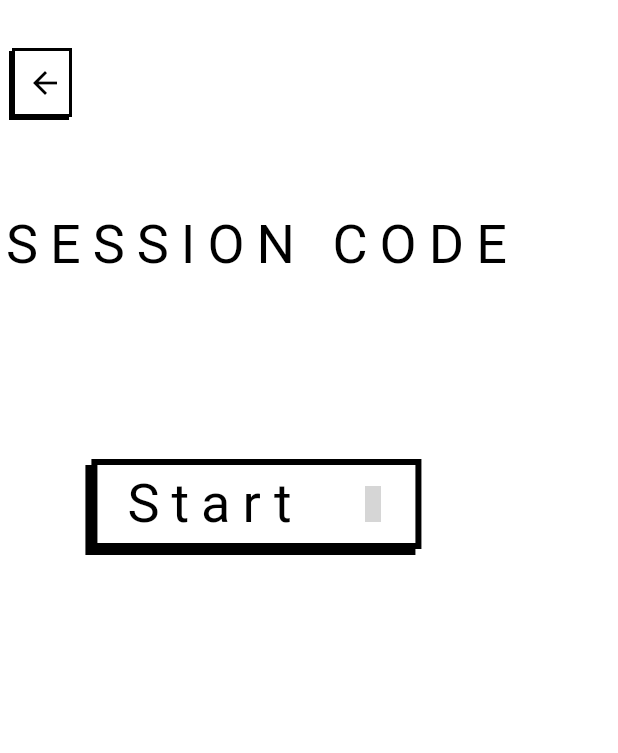
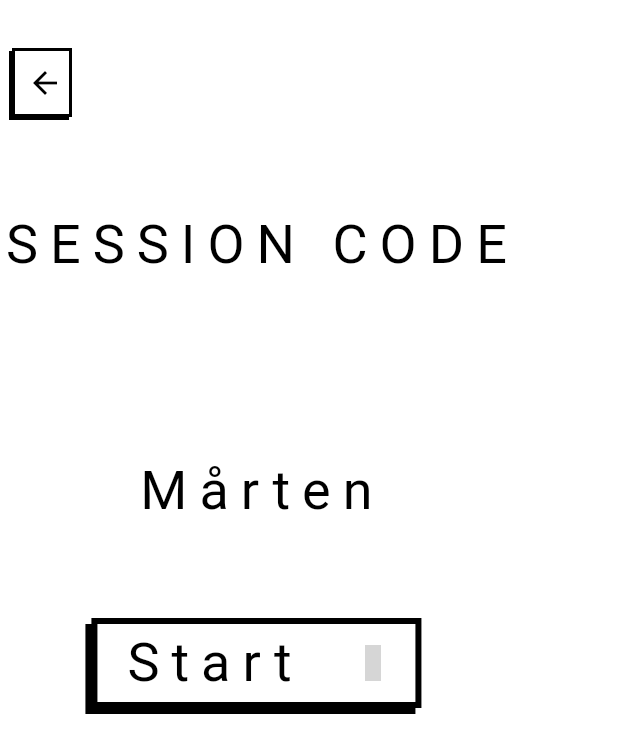
Before and after one commit to Martenere/mytakeapp, a Flutter app: the Lobby screen opened by its route, on a phone screen of 412 x 824 dp. Shown: the top 753 px of the screen. Run offline on Flutter 3.47's test engine with Material 2 defaults, Android fonts, the light colour scheme and no system bars; our stand-ins replace camera, firebase_auth, firebase_core, firebase_database, firebase_storage, shared_preferences; missing offline and left inert: carbon_icons; accounts and stored records are empty; network calls fail; Roboto replaces fonts that are missing (PTMono-reg); grey boxes are pictures that could not be loaded.

Commit message:
Updated lobby

```diff
--- a/lib/Screens/Lobby.dart
+++ b/lib/Screens/Lobby.dart
@@ -48,6 +48,10 @@ class Lobby extends StatelessWidget {
               const SizedBox(
                 height: 32,
               ),
+              LobbyParticipantListener(),
+              const SizedBox(
+                height: 64,
+              ),
               InkWell(
                 onTap: () {},
                 child: Container(
@@ -65,7 +69,7 @@ class Lobby extends StatelessWidget {
                   width: 220,
                   height: 60,
                 ),
-              )
+              ),
             ],
           ),
         ],
@@ -73,3 +77,16 @@ class Lobby extends StatelessWidget {
     );
   }
 }
+
+
+class LobbyParticipantListener extends StatelessWidget {
+  const LobbyParticipantListener({
+    Key? key,
+  }) : super(key: key);
+
+
+  @override
+  Widget build(BuildContext context) {
+    return Text('Mårten', style: defaultText);
+  }
+}
```
